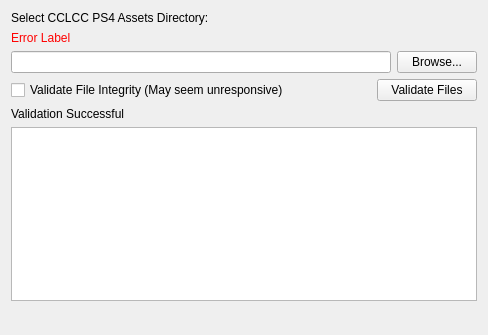
Above: installer/packages/com.committeeofzero.cclcc.ps4.assets/meta/page.ui from CommitteeOfZero/dirac-sea before the change. Below: the same form after it.
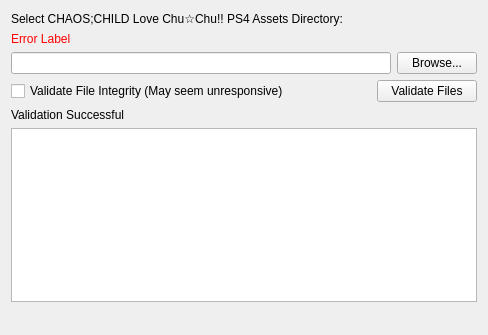
That is the form after the change.

What changed in the file:
```diff
--- a/installer/packages/com.committeeofzero.cclcc.ps4.assets/meta/page.ui
+++ b/installer/packages/com.committeeofzero.cclcc.ps4.assets/meta/page.ui
@@ -17,7 +17,7 @@
    <item>
     <widget class="QLabel" name="label">
      <property name="text">
-      <string>Select CCLCC PS4 Assets Directory:</string>
+      <string>Select CHAOS;CHILD Love Chu☆Chu!! PS4 Assets Directory:</string>
      </property>
     </widget>
    </item>
```
Left out of the diff: 2 changed lines with no effect on the pictures.
